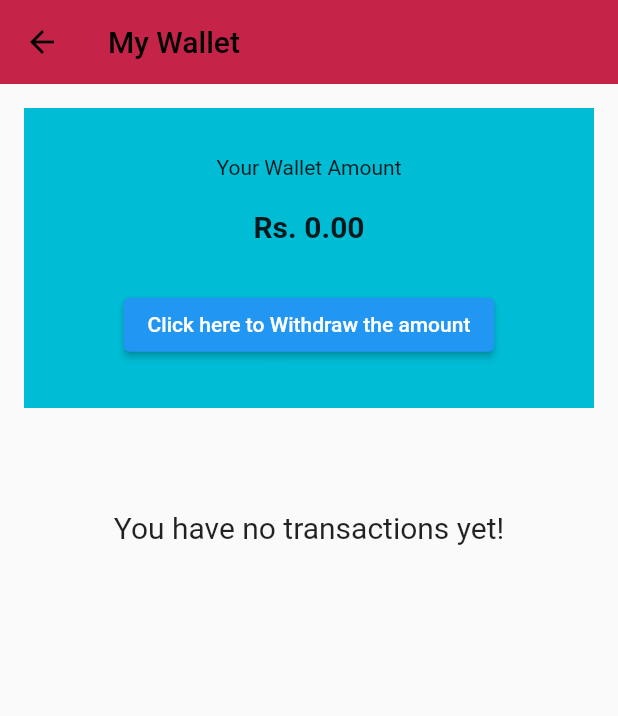
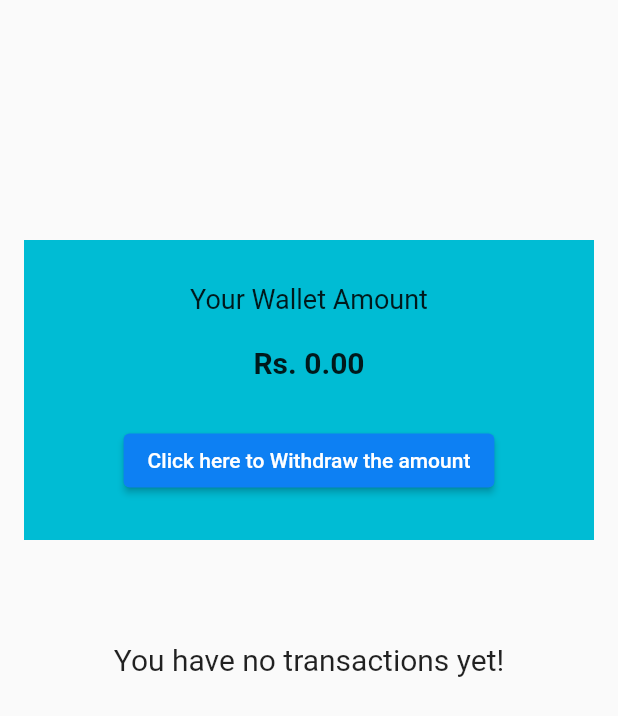
Before and after one commit to NidaFatima321/needify, a Flutter app: the MyWallet screen opened directly, on a phone screen of 412 x 824 dp. Shown: the top 716 px of the screen. Run offline on Flutter 3.47's test engine with Material 2 defaults, Android fonts, the phone set to English and light mode, and no system bars; our stand-ins replace carousel_slider, cloud_firestore, file_picker, firebase_auth, firebase_core, firebase_storage and 7 more; missing offline and left inert: dart:ffi, flutter_email_sender, flutter_faq, jazzcash_flutter; accounts and stored records are empty; network calls fail.

Commit message:
appbar modified

```diff
--- a/lib/Views/my_posts.dart
+++ b/lib/Views/my_posts.dart
@@ -13,12 +13,6 @@ class _MyPostsState extends State<MyPosts> {
   @override
   Widget build(BuildContext context) {
     return Scaffold(
-      appBar: AppBar(
-        title: Text("My Posts"),
-        backgroundColor: Color(0xFFC52348),
-        foregroundColor: Colors.black,
-        elevation: 0,
-      ),
       body: SafeArea(
         child: Container(
           child: StreamBuilder<QuerySnapshot>(
--- a/lib/Views/my_wallet.dart
+++ b/lib/Views/my_wallet.dart
@@ -48,14 +48,8 @@ class _MyWalletState extends State<MyWallet> {
   @override
   Widget build(BuildContext context) {
     return Scaffold(
-        appBar: AppBar(
-          title: Text("My Wallet"),
-          backgroundColor: Color(0xFFC52348),
-          foregroundColor: Colors.black,
-          elevation: 0,
-        ),
         body: Padding(
-          padding: const EdgeInsets.all(16.0),
+          padding: const EdgeInsets.fromLTRB(16.0, 160, 16, 16),
           child: Column(
             children: [
               Container(
@@ -65,11 +59,21 @@ class _MyWalletState extends State<MyWallet> {
                 child: Column(
                   mainAxisAlignment: MainAxisAlignment.center,
                   children:[
-                  Text("Your Wallet Amount"),
+                  Text("Your Wallet Amount",
+                    style: TextStyle(fontSize: 18),),
                   SizedBox(height: 20.0,),
                   Text("Rs. 0.00",style: TextStyle(fontWeight: FontWeight.bold,fontSize: 20.0),),
                     SizedBox(height: 30.0,),
-                  ElevatedButton(onPressed: (){}, child: Text("Click here to Withdraw the amount")),
+                  ElevatedButton(onPressed: (){}, child: Text("Click here to Withdraw the amount"),
+                    style: ButtonStyle(
+                      backgroundColor: MaterialStateProperty.resolveWith((states) {
+                        if (states.contains(MaterialState.pressed)) {
+                          return Colors.black26;
+                        }
+                        return Color(0xFF0D80F3);
+                      }),
+                    ),
+                  ),
               ]
                 ),
               ),
```
Also changed, not shown: lib/Views/Home.dart (+12 -6 lines).
